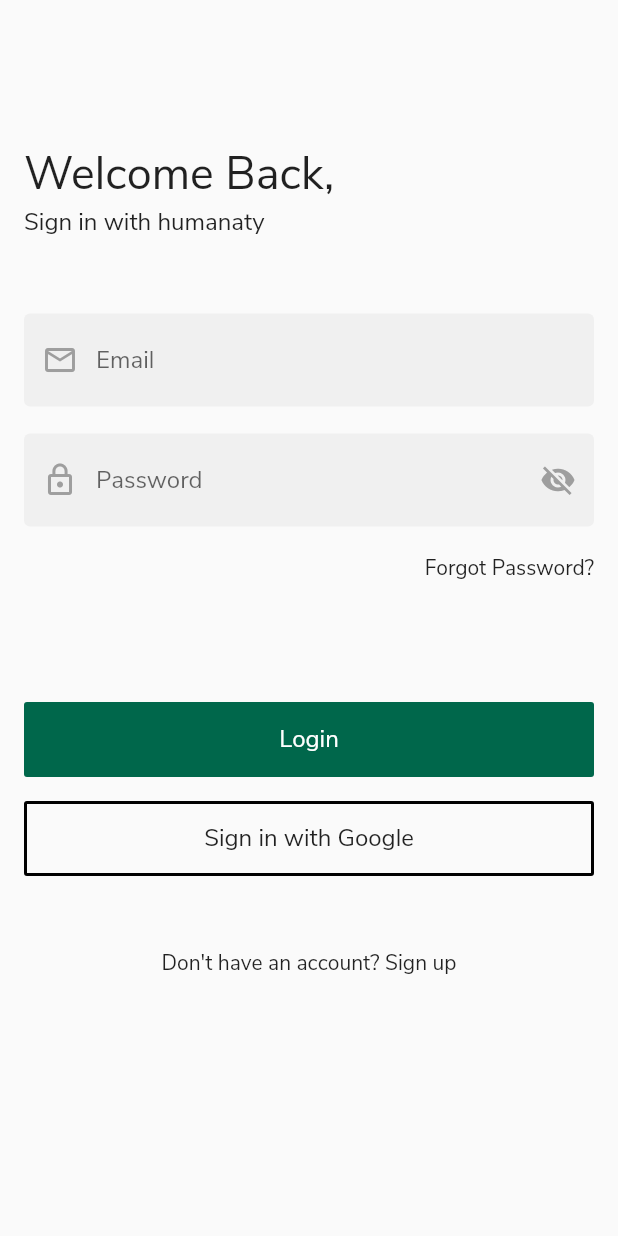
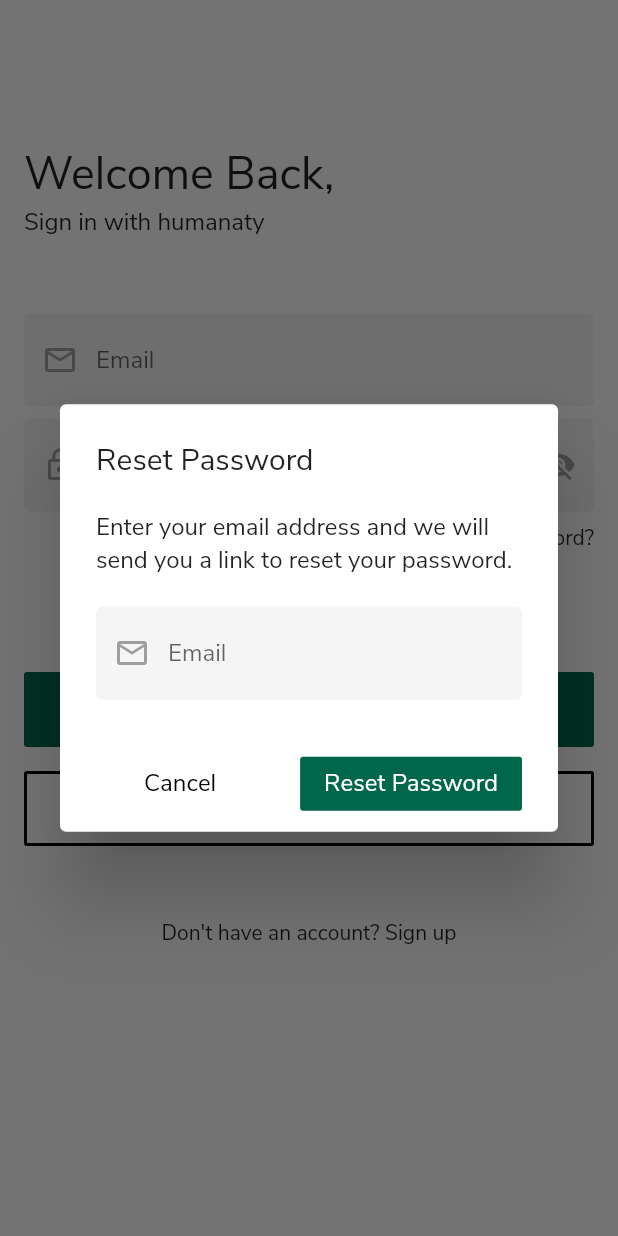
Before and after one commit to baileysp/humanaty, a Flutter app: the screen it shows after launch, after a tap on "Forgot Password?", on a phone screen of 412 x 824 dp. Run offline on Flutter 3.47's test engine with Material 2 defaults, Android fonts, the phone set to English and light mode, and no system bars; our stand-ins replace firebase_auth, google_sign_in; accounts and stored records are empty.

```diff
--- a/lib/main.dart
+++ b/lib/main.dart
@@ -1,4 +1,5 @@
 import 'package:flutter/material.dart';
+import 'package:flutter/services.dart';
 import 'package:provider/provider.dart';
 import 'package:humanaty/common/design.dart';
 import 'package:humanaty/routes/_router.dart';
--- a/lib/routes/login/login.dart
+++ b/lib/routes/login/login.dart
@@ -2,8 +2,6 @@ import 'package:flutter/material.dart';
 import 'package:humanaty/common/design.dart';
 import 'package:humanaty/common/widgets/constants.dart';
 import 'package:humanaty/services/auth.dart';
-
-import 'package:flutter_auth_buttons/flutter_auth_buttons.dart';
 
 class LoginPage extends StatefulWidget {
   LoginPage({Key key}) : super(key: key);
@@ -12,7 +10,7 @@ class LoginPage extends StatefulWidget {
   _LoginPageState createState() => _LoginPageState();
 }
 
-class _LoginPageState extends State<LoginPage>{
+class _LoginPageState extends State<LoginPage> {
   final AuthService _auth = AuthService();
 
   final _passwordController = TextEditingController();
@@ -22,32 +20,24 @@ class _LoginPageState extends State<LoginPage>{
   bool _passwordObscured;
 
   @override
-  void initState(){
+  void initState() {
     _passwordObscured = true;
     super.initState();
   }
 
   @override
-  Widget build(BuildContext context){
+  Widget build(BuildContext context) {
     return Scaffold(
       body: ListView(
           shrinkWrap: true,
           padding: EdgeInsets.all(16.0),
           children: <Widget>[
             SizedBox(height: 80),
-          Text(
-            "Welcome Back,",
-            style: TextStyle(
-              fontWeight: FontWeight.w500,
-              fontSize: 30.0
+            Text("Welcome Back,",
+              style: TextStyle(fontWeight: FontWeight.w500, fontSize: 30.0),
             ),
-          ),
-          Text(
-            "Sign in with humanaty",
-            style: TextStyle(
-              fontSize: 16
-            )
-          ),
+            Text("Sign in with humanaty",
+              style: TextStyle(fontSize: 16)),
             SizedBox(height: 50),
             Form(
               key: _signInFormKey,
@@ -59,9 +49,7 @@ class _LoginPageState extends State<LoginPage>{
                   SizedBox(height: 0),
                   Row(
                       mainAxisAlignment: MainAxisAlignment.end,
-                  children: <Widget>[
-                    forgotPassword()
-                  ],
+                      children: <Widget>[forgotPassword()],
                     ),
                   SizedBox(height: 80.0),
                   loginButton(),
@@ -72,30 +60,28 @@ class _LoginPageState extends State<LoginPage>{
                 ],
               )
             )
-
-        ],
-      )
+          ]
+      ),
     );
   }
 
-  Widget usernameField(){
+  Widget usernameField() {
     return SizedBox(
-      height: 80.0,
+      height: 70.0,
       child: TextFormField(
         controller: _emailController,
         keyboardType: TextInputType.emailAddress,
         decoration: textInputDecoration.copyWith(
             hintText: "Email",
-          prefixIcon: Icon(Icons.mail_outline, color: Colors.grey)
-        ),
+            prefixIcon: Icon(Icons.mail_outline, color: Colors.grey)),
         validator: emailValidator,
       ),
     );
   }
 
-  Widget passwordField(){
+  Widget passwordField() {
     return SizedBox(
-      height: 80.0,
+      height: 70.0,
       child: TextFormField(
         controller: _passwordController,
         obscureText: _passwordObscured,
@@ -103,81 +89,104 @@ class _LoginPageState extends State<LoginPage>{
             hintText: "Password",
             prefixIcon: Icon(Icons.lock_outline, color: Colors.grey),
             suffixIcon: IconButton(
-            icon: Icon(_passwordObscured? Icons.visibility_off : Icons.visibility),
+              icon: Icon(
+                  _passwordObscured ? Icons.visibility_off : Icons.visibility),
               color: Colors.grey,
-            onPressed:(){
+              onPressed: () {
                 setState(() {
                   _passwordObscured = !_passwordObscured;
                 });
               },
-          )
-        ),
+            )),
         validator: passwordValidator,
       ),
     );
   }
 
-  Widget loginButton(){
+  Widget loginButton() {
     return Container(
       width: double.infinity,
       height: 50.0,
       child: FlatButton(
           color: Pallete.humanGreen,
           onPressed: () async {
-          if(_signInFormKey.currentState.validate()){
+            if (_signInFormKey.currentState.validate()) {
               String password = _passwordController.text;
               String email = _emailController.text.trim();
             }
-        } ,
+          },
           child: Text("Login",
-          style: TextStyle(
-            color: Colors.white,
-            fontSize: 16.0)
-        )
-      ),
+              style: TextStyle(color: Colors.white, fontSize: 16.0))),
     );
   }
 
-  Widget googleSignIn(){
+  Widget googleSignIn() {
     return Container(
       height: 50.0,
       child: OutlineButton(
-        onPressed: (){},
-        borderSide: BorderSide(
-          width: 2.0),
+          onPressed: () {},
+          borderSide: BorderSide(width: 2.0),
           child: Row(
             mainAxisAlignment: MainAxisAlignment.center,
             children: <Widget>[
-            Text("Sign in with Google",
-            style: TextStyle(
-              fontSize: 16.0
-            ))
+              Text("Sign in with Google", style: TextStyle(fontSize: 16.0))
+            ],
+          )),
+    );
+  }
+
+  Widget newUser() {
+    return FlatButton(
+        materialTapTargetSize: MaterialTapTargetSize.shrinkWrap,
+        onPressed: () {
+          Navigator.pushNamed(context, '/registration');
+        },
+        child: Text("Don't have an account? Sign up"));
+  }
+
+  Widget forgotPassword() {
+    return InkWell(
+        onTap: () {
+          _showForgotPasswordDialog();
+        },
+        child: Text("Forgot Password?"));
+  }
+
+  void _showForgotPasswordDialog() {
+    showDialog(
+        context: context,
+        builder: (BuildContext context) {
+          return AlertDialog(
+            title: Text("Reset Password"),
+            content: SingleChildScrollView(
+              child: Column(
+                children: <Widget>[
+                  Text("Enter your email address and we will send you a link to reset your password."),
+                  SizedBox(height: 20),
+                  TextFormField(
+                    keyboardType: TextInputType.emailAddress,
+                    decoration: textInputDecoration.copyWith(
+                        hintText: "Email",
+                        prefixIcon: Icon(Icons.mail_outline, color: Colors.grey)),
+                    validator: emailValidator,
+                  ),
                 ],
               )
             ),
+            actions: <Widget>[
+              FlatButton(
+                child: Text("Cancel",
+                style: TextStyle(color: Colors.black, fontSize: 16.0)),
+                onPressed: () {Navigator.of(context).pop();}),
+              SizedBox(width: 20),
+              FlatButton(
+              color: Pallete.humanGreen,
+              onPressed: () {},
+              child: Text("Reset Password",
+                  style: TextStyle(color: Colors.white, fontSize: 16.0))),
+              SizedBox(width: 8)
+            ],
           );
-  }
-
-  Widget newUser(){
-    return FlatButton(
-      materialTapTargetSize: MaterialTapTargetSize.shrinkWrap,
-      onPressed: (){
-        Navigator.pushNamed(context, '/registration');
-      },
-      child: Text(
-        "Don't have an account? Sign up"
-      )
-    );
-  }
-
-  Widget forgotPassword(){
-    return InkWell(
-      onTap: (){
-        //move to forgot password page
-      },
-      child: Text(
-        "Forgot Password?"
-      )
-    );
+        });
   }
 }
--- a/pubspec.yaml
+++ b/pubspec.yaml
@@ -52,8 +52,8 @@ flutter:
   # the material Icons class.
   uses-material-design: true
 
-  assets:
-    - assets/images/
+  # assets:
+  #   - assets/images/
 
   fonts:
     - family: Nuninto_Sans
```
Also changed, not shown: lib/routes/register/register.dart (+68 -57 lines), lib/services/auth.dart (+10 -14 lines). Lines whose indentation alone changed are shown as unchanged.
